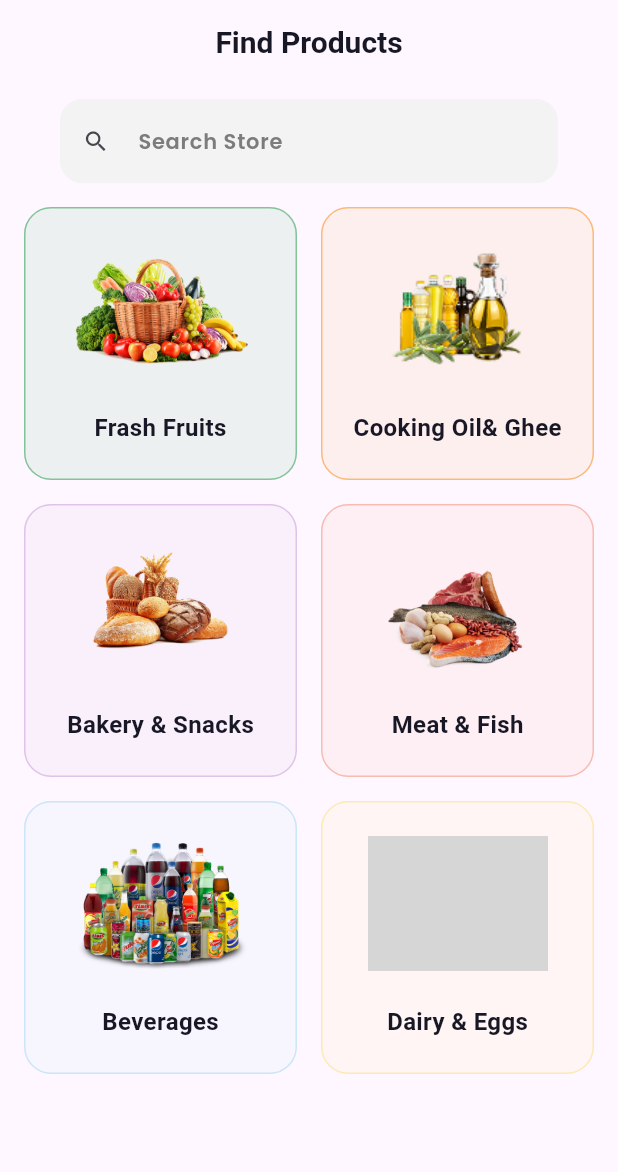
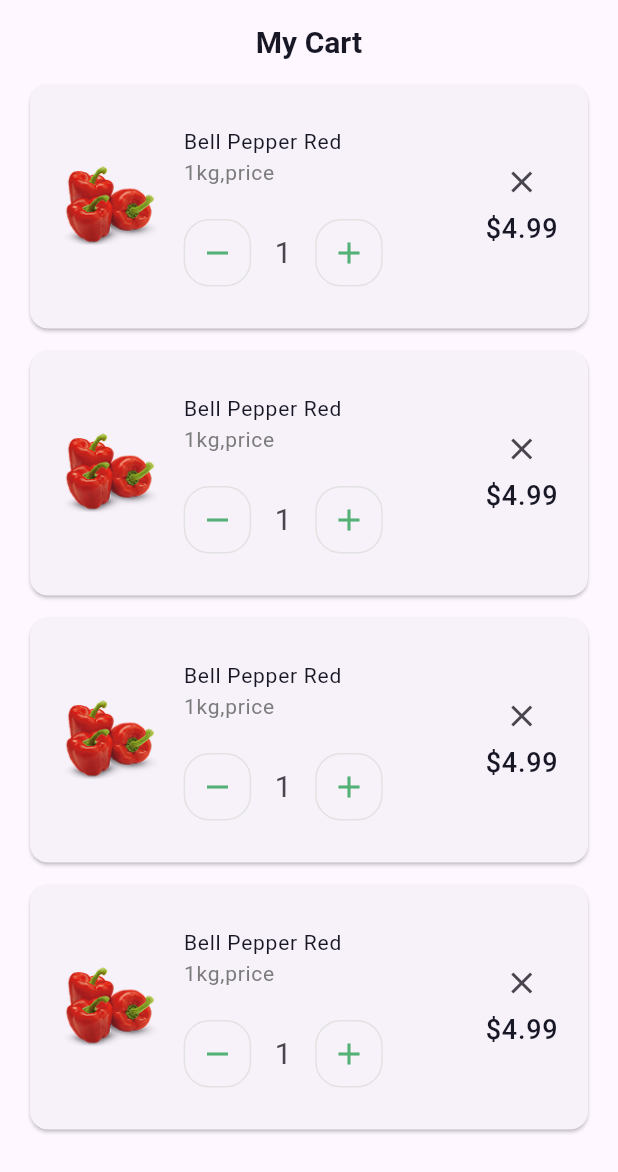
Before and after one commit to mo7ossam44/Nectar-App, a Flutter app: the screen it shows after launch, on a phone screen of 412 x 824 dp. Shown: the top 1172 px of the screen. Run offline on Flutter 3.47's test engine with Material 3 defaults, Android fonts, the phone set to English and light mode, and no system bars; our stand-ins replace google_fonts; missing offline and left inert: svg_flutter; Roboto replaces fonts that are missing (Gilroy-Bold); grey boxes are pictures that could not be loaded.

Commit message:
finish my cart view (ui)

```diff
--- a/lib/main.dart
+++ b/lib/main.dart
@@ -1,3 +1,4 @@
+import 'package:build_ui/views/my_cart_view.dart';
 import 'package:flutter/material.dart';
 import 'package:build_ui/views/explore_view.dart';
 
@@ -10,6 +11,6 @@ class MyApp extends StatelessWidget {
 
   @override
   Widget build(BuildContext context) {
-    return MaterialApp(debugShowCheckedModeBanner: false, home: ExploreView());
+    return MaterialApp(debugShowCheckedModeBanner: false, home: MyCartView());
   }
 }
--- /dev/null
+++ b/lib/views/my_cart_view.dart
@@ -0,0 +1,17 @@
+import 'package:build_ui/models/product_model.dart';
+import 'package:build_ui/widgets/custom_app_bar.dart';
+import 'package:build_ui/widgets/my_cart_view_body.dart';
+import 'package:flutter/material.dart';
+
+class MyCartView extends StatelessWidget {
+  const MyCartView({super.key,});
+
+
+  @override
+  Widget build(BuildContext context) {
+    return Scaffold(
+      appBar: CustomAppbar(title: 'My Cart'),
+      body: MyCartViewBody(),
+    );
+  }
+}
--- /dev/null
+++ b/lib/widgets/my_card_widget.dart
@@ -0,0 +1,76 @@
+import 'package:build_ui/models/product_model.dart';
+import 'package:flutter/material.dart';
+
+class MyCardWidget extends StatelessWidget {
+  const MyCardWidget({
+    super.key,
+  });
+
+
+
+  @override
+  Widget build(BuildContext context) {
+    return Card(
+      margin: EdgeInsets.symmetric(horizontal: 20),
+      child: ListTile(
+        contentPadding: EdgeInsets.all(20),
+        leading: Image.asset('Assets/Images/ph2.png'),
+        title: Column(
+          mainAxisAlignment: MainAxisAlignment.start,
+          crossAxisAlignment: CrossAxisAlignment.start,
+          children: [
+            Text(
+              'Bell Pepper Red',
+              style: TextStyle(
+                fontSize: 14,
+                color: Color(0xff181725),
+                fontWeight: FontWeight.w400,
+              ),
+            ),
+            Text(
+              '1kg,price',
+              style: TextStyle(fontSize: 14, color: Color(0xff7C7C7C)),
+            ),
+            SizedBox(height: 20),
+          ],
+        ),
+        subtitle: Row(
+          mainAxisAlignment: MainAxisAlignment.start,
+          children: [
+            Container(
+              height: 45,
+              width: 45,
+              decoration: BoxDecoration(
+                borderRadius: BorderRadius.circular(17),
+                color: Colors.transparent,
+                border: Border.all(color: Color(0xffE2E2E2)),
+              ),
+              child: Icon(Icons.remove, color: Color(0xff53b175)),
+            ),
+            Text('   1   ', style: TextStyle(fontSize: 20)),
+            Container(
+              height: 45,
+              width: 45,
+              decoration: BoxDecoration(
+                borderRadius: BorderRadius.circular(17),
+                color: Colors.transparent,
+                border: Border.all(color: Color(0xffE2E2E2)),
+              ),
+              child: Icon(Icons.add, color: Color(0xff53b175)),
+            ),
+          ],
+        ),
+        trailing: Column(
+          mainAxisAlignment: MainAxisAlignment.spaceBetween,
+          children: [
+            Icon(Icons.clear),
+            Text(
+              r'$4.99',
+              style: TextStyle(fontSize: 18, color: Color(0xff181725)),
+            ),
+          ],
+        ),
+      ),
+    );
+  }
+}
--- /dev/null
+++ b/lib/widgets/my_cart_view_body.dart
@@ -0,0 +1,25 @@
+import 'package:build_ui/widgets/my_card_widget.dart';
+import 'package:flutter/material.dart';
+
+class MyCartViewBody extends StatelessWidget {
+  const MyCartViewBody({super.key});
+
+  @override
+  Widget build(BuildContext context) {
+    return CustomScrollView(
+      slivers: [
+        SliverToBoxAdapter(
+          child: Column(
+            spacing: 15,
+            children: [
+              MyCardWidget(),
+              MyCardWidget(),
+              MyCardWidget(),
+              MyCardWidget(),
+            ],
+          ),
+        ),
+      ],
+    );
+  }
+}
```
